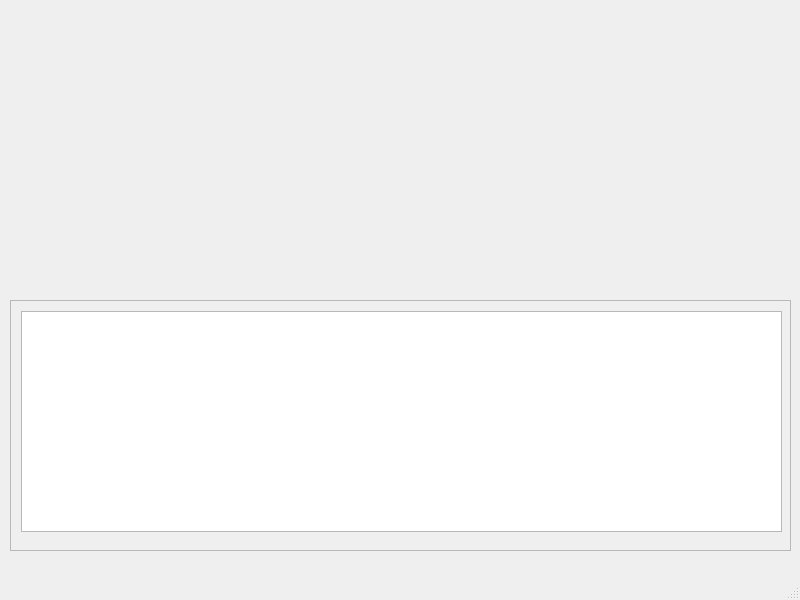
Qt form gui/mainwindow.ui (dmchel/elocharts) before a commit.
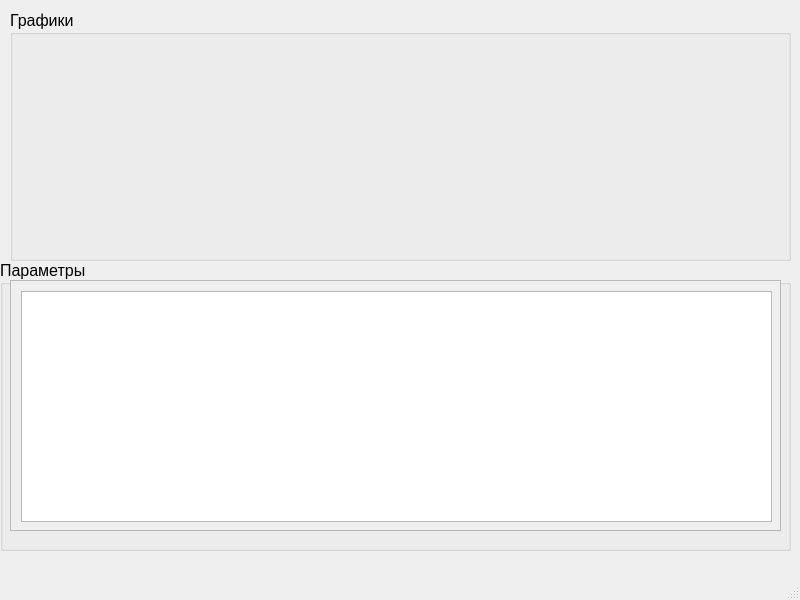
The same form after that commit.

The edit to the form file:
```diff
--- a/gui/mainwindow.ui
+++ b/gui/mainwindow.ui
@@ -32,12 +32,24 @@
    <string>ELO Charts</string>
   </property>
   <widget class="QWidget" name="centralwidget">
+   <widget class="QGroupBox" name="groupBox">
+    <property name="geometry">
+     <rect>
+      <x>0</x>
+      <y>260</y>
+      <width>791</width>
+      <height>291</height>
+     </rect>
+    </property>
+    <property name="title">
+     <string>Параметры</string>
+    </property>
    <widget class="QScrollArea" name="scrollArea">
     <property name="geometry">
      <rect>
       <x>10</x>
-      <y>300</y>
-      <width>781</width>
+       <y>20</y>
+       <width>771</width>
       <height>251</height>
      </rect>
     </property>
@@ -49,7 +61,7 @@
       <rect>
        <x>0</x>
        <y>0</y>
-       <width>779</width>
+        <width>769</width>
        <height>249</height>
       </rect>
      </property>
@@ -58,12 +70,26 @@
        <rect>
         <x>10</x>
         <y>10</y>
-        <width>761</width>
-        <height>221</height>
+         <width>751</width>
+         <height>231</height>
        </rect>
       </property>
      </widget>
     </widget>
+    </widget>
+   </widget>
+   <widget class="QGroupBox" name="groupBox_2">
+    <property name="geometry">
+     <rect>
+      <x>10</x>
+      <y>10</y>
+      <width>781</width>
+      <height>251</height>
+     </rect>
+    </property>
+    <property name="title">
+     <string>Графики</string>
+    </property>
    </widget>
   </widget>
   <widget class="QMenuBar" name="menubar">
```
Left out of the diff: 2 changed lines with no effect on the pictures. Lines whose indentation alone changed are shown as unchanged.
